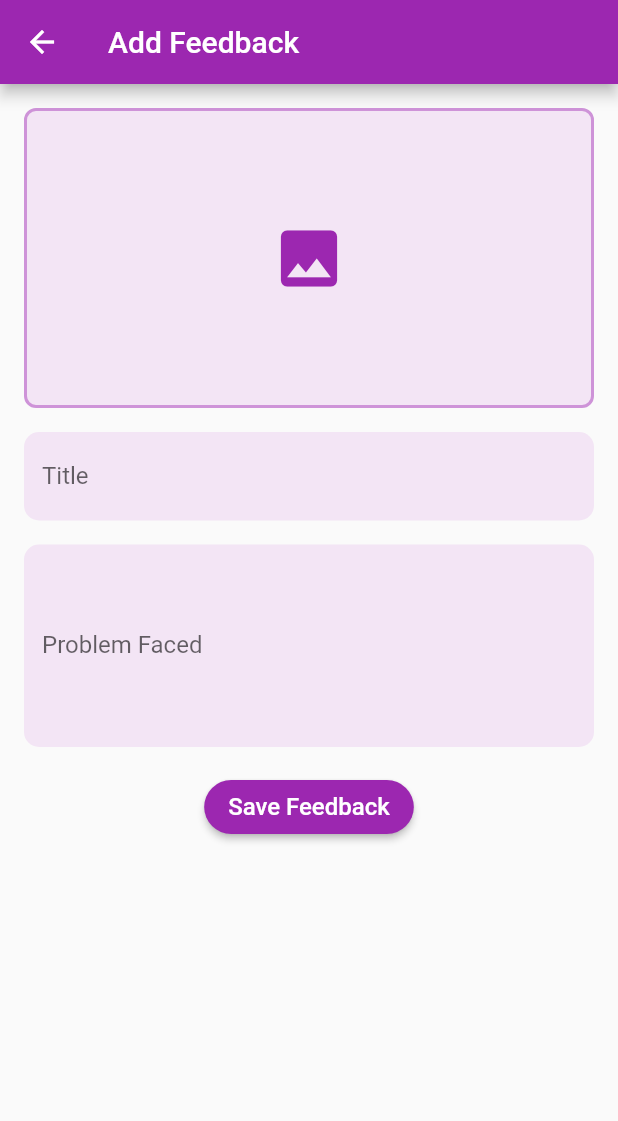
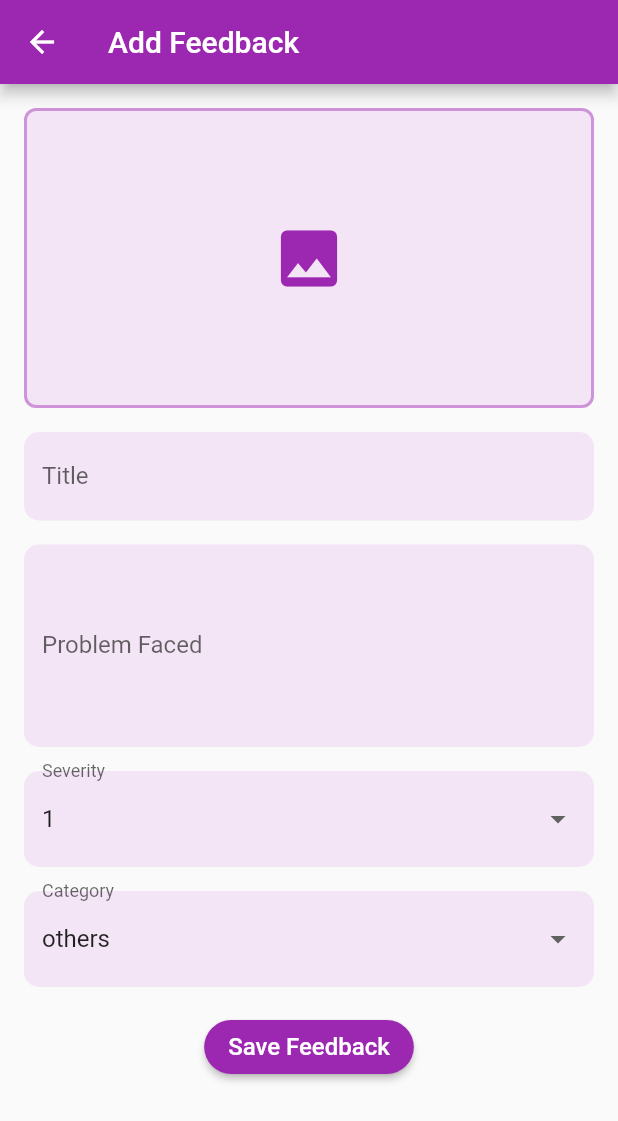
Before and after one commit to shubhamm69/VIT-Feedback-System-App, a Flutter app: the AddFeedbackScreen screen opened directly, on a phone screen of 412 x 824 dp. Shown: the top 1121 px of the screen. Run offline on Flutter 3.47's test engine with Material 2 defaults, Android fonts, the phone set to English and light mode, and no system bars; our stand-ins replace cloud_firestore, country_picker, firebase_auth, firebase_core, firebase_storage, image_picker and 2 more; accounts and stored records are empty.

Commit message:
added more fields to feedback model.

```diff
--- a/lib/models/feedback_model.dart
+++ b/lib/models/feedback_model.dart
@@ -9,6 +9,8 @@ class FeedbackModel {
   String imagePath;
   int upvotes;
   int downvotes;
+  int severity; // New field: Severity
+  String category; // New field: Category
   List<Comment> comments;
 
   FeedbackModel({
@@ -19,6 +21,8 @@ class FeedbackModel {
     required this.imagePath,
     required this.upvotes,
     required this.downvotes,
+    required this.severity, // Initialize severity
+    required this.category, // Initialize category
     required this.comments,
   });
 
@@ -31,6 +35,8 @@ class FeedbackModel {
       imagePath: map['imagePath'],
       upvotes: map['upvotes'],
       downvotes: map['downvotes'],
+      severity: map['severity'], // Assign severity from map
+      category: map['category'], // Assign category from map
       comments: List<Comment>.from((map['comments'] ?? []).map((comment) => Comment.fromMap(comment))),
     );
   }
@@ -44,6 +50,8 @@ class FeedbackModel {
       'imagePath': imagePath,
       'upvotes': upvotes,
       'downvotes': downvotes,
+      'severity': severity, // Add severity to the map
+      'category': category, // Add category to the map
       'comments': comments.map((comment) => comment.toMap()).toList(),
     };
   }
--- a/lib/provider/user_provider.dart
+++ b/lib/provider/user_provider.dart
@@ -18,7 +18,13 @@ class UserProvider with ChangeNotifier {
     notifyListeners();
   }
 
-  Future<void> submitFeedback(BuildContext context, String title, String problem, List<String> selectedImages) async {
+  Future<void> submitFeedback(
+      BuildContext context,
+      String title,
+      String problem,
+      List<String> selectedImages,
+      int severity,
+      String category) async {
     try {
       // Initialize Firebase
       await Firebase.initializeApp();
@@ -29,7 +35,8 @@ class UserProvider with ChangeNotifier {
       // Upload images to Firebase Storage and get their download URLs
       List<String> uploadedImageUrls = [];
       for (String imagePath in selectedImages) {
-        final Reference storageRef = FirebaseStorage.instance.ref().child('feedback_images/${feedbackDoc.id}/${DateTime.now().millisecondsSinceEpoch.toString()}');
+        final Reference storageRef = FirebaseStorage.instance.ref().child(
+            'feedback_images/${feedbackDoc.id}/${DateTime.now().millisecondsSinceEpoch.toString()}');
         final UploadTask uploadTask = storageRef.putFile(File(imagePath));
         final TaskSnapshot uploadSnapshot = await uploadTask;
         final String imageUrl = await uploadSnapshot.ref.getDownloadURL();
@@ -41,6 +48,8 @@ class UserProvider with ChangeNotifier {
         'title': title,
         'problem': problem,
         'images': uploadedImageUrls,
+        'severity': severity,
+        'category': category,
         // Add any additional data you want to store
       };
 
@@ -58,6 +67,8 @@ class UserProvider with ChangeNotifier {
           imagePath: uploadedImageUrls.isNotEmpty ? uploadedImageUrls[0] : '',
           upvotes: 0,
           downvotes: 0,
+          severity: severity,
+          category: category,
           comments: [],
         ),
       );
@@ -104,14 +115,15 @@ class UserProvider with ChangeNotifier {
         context: context,
         builder: (BuildContext context) {
           return AlertDialog(
-            title: Text('Error'),
-            content: Text('Failed to submit feedback. Please try again later.'),
+            title: const Text('Error'),
+            content: const Text(
+                'Failed to submit feedback. Please try again later.'),
             actions: [
               TextButton(
                 onPressed: () {
                   Navigator.pop(context);
                 },
-                child: Text('OK'),
+                child: const Text('OK'),
               ),
             ],
           );
--- a/lib/screens/addfeedback_screen.dart
+++ b/lib/screens/addfeedback_screen.dart
@@ -17,6 +17,20 @@ class _AddFeedbackScreenState extends State<AddFeedbackScreen> {
   File? _image;
   final TextEditingController _titleController = TextEditingController();
   final TextEditingController _problemController = TextEditingController();
+  int _selectedSeverity = 1; // Initialize selected severity with default value
+  String _selectedCategory =
+      'others'; // Initialize selected category with default value
+
+  List<int> _severityOptions = [1, 2, 3, 4, 5]; // Severity options
+  List<String> _categoryOptions = [
+    'mess',
+    'administration',
+    'infrastructure',
+    'clubs & events',
+    'hostel',
+    'academics',
+    'others'
+  ]; // Category options
 
   @override
   void dispose() {
@@ -60,6 +74,8 @@ class _AddFeedbackScreenState extends State<AddFeedbackScreen> {
       imagePath: '',
       upvotes: 0,
       downvotes: 0,
+      severity: _selectedSeverity, // Assign selected severity
+      category: _selectedCategory, // Assign selected category
       comments: [],
     );
 
@@ -105,6 +121,72 @@ class _AddFeedbackScreenState extends State<AddFeedbackScreen> {
     }
   }
 
+  Widget _buildSeverityDropdown() {
+    return DropdownButtonFormField<int>(
+      value: _selectedSeverity,
+      onChanged: (newValue) {
+        setState(() {
+          _selectedSeverity = newValue!;
+        });
+      },
+      items: _severityOptions.map((severity) {
+        return DropdownMenuItem<int>(
+          value: severity,
+          child: Text(severity.toString()),
+        );
+      }).toList(),
+      decoration: InputDecoration(
+        labelText: 'Severity',
+        hintStyle: TextStyle(
+          color: Colors.purple.shade400,
+        ),
+        enabledBorder: OutlineInputBorder(
+          borderRadius: BorderRadius.circular(10),
+          borderSide: const BorderSide(color: Colors.transparent),
+        ),
+        focusedBorder: OutlineInputBorder(
+          borderRadius: BorderRadius.circular(10),
+          borderSide: const BorderSide(color: Colors.transparent),
+        ),
+        filled: true,
+        fillColor: Colors.purple.shade50,
+      ),
+    );
+  }
+
+  Widget _buildCategoryDropdown() {
+    return DropdownButtonFormField<String>(
+      value: _selectedCategory,
+      onChanged: (newValue) {
+        setState(() {
+          _selectedCategory = newValue!;
+        });
+      },
+      items: _categoryOptions.map((category) {
+        return DropdownMenuItem<String>(
+          value: category,
+          child: Text(category),
+        );
+      }).toList(),
+      decoration: InputDecoration(
+        labelText: 'Category',
+        hintStyle: TextStyle(
+          color: Colors.purple.shade400,
+        ),
+        enabledBorder: OutlineInputBorder(
+          borderRadius: BorderRadius.circular(10),
+          borderSide: const BorderSide(color: Colors.transparent),
+        ),
+        focusedBorder: OutlineInputBorder(
+          borderRadius: BorderRadius.circular(10),
+          borderSide: const BorderSide(color: Colors.transparent),
+        ),
+        filled: true,
+        fillColor: Colors.purple.shade50,
+      ),
+    );
+  }
+
   @override
   Widget build(BuildContext context) {
     return Scaffold(
@@ -144,10 +226,10 @@ class _AddFeedbackScreenState extends State<AddFeedbackScreen> {
                     : null,
               ),
             ),
-            SizedBox(height: 16.0),
+            const SizedBox(height: 16.0),
             TextFormField(
               controller: _titleController,
-              style: TextStyle(
+              style: const TextStyle(
                 color: Colors.purple,
               ),
               decoration: InputDecoration(
@@ -167,16 +249,15 @@ class _AddFeedbackScreenState extends State<AddFeedbackScreen> {
                 fillColor: Colors.purple.shade50,
               ),
             ),
-            SizedBox(height: 16.0),
+            const SizedBox(height: 16.0),
             TextFormField(
               controller: _problemController,
               maxLines: 5,
-              style: TextStyle(
+              style: const TextStyle(
                 color: Colors.purple,
               ),
               decoration: InputDecoration(
                 labelText: 'Problem Faced',
-
                 hintStyle: TextStyle(
                   color: Colors.purple.shade400,
                 ),
@@ -192,7 +273,11 @@ class _AddFeedbackScreenState extends State<AddFeedbackScreen> {
                 fillColor: Colors.purple.shade50,
               ),
             ),
-            SizedBox(height: 16.0),
+            const SizedBox(height: 16.0),
+            _buildSeverityDropdown(), // Add severity dropdown
+            const SizedBox(height: 16.0),
+            _buildCategoryDropdown(), // Add category dropdown
+            const SizedBox(height: 16.0),
             CustomButton(
               text: 'Save Feedback',
               onPressed: () => _saveFeedback(context),
```
